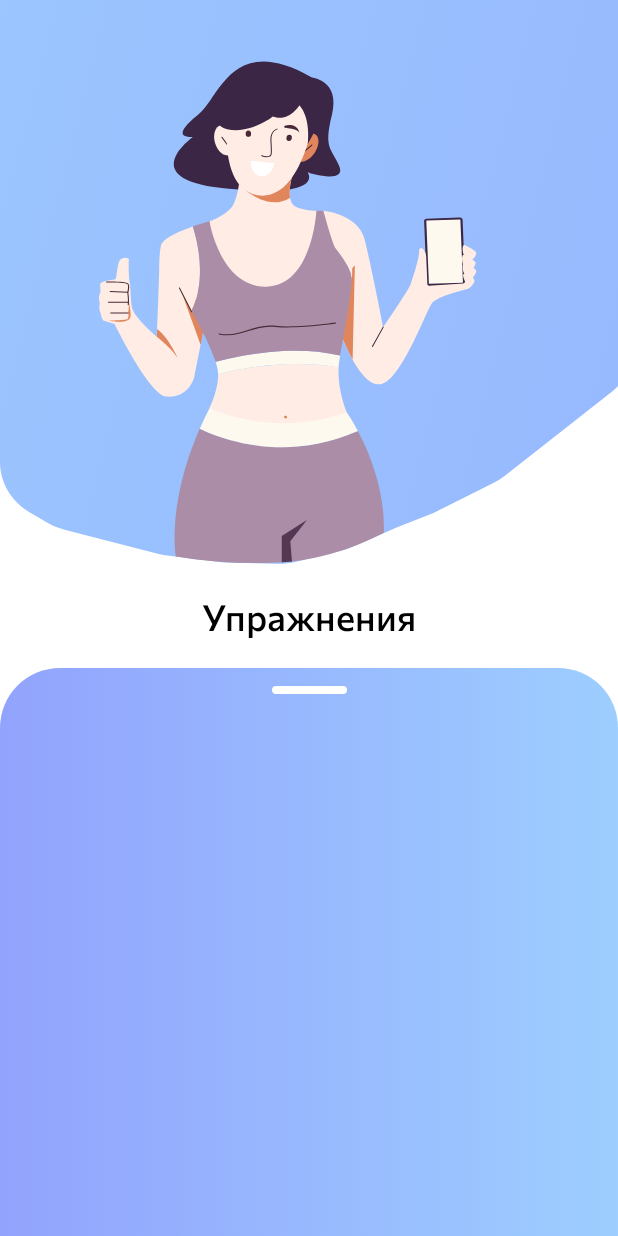
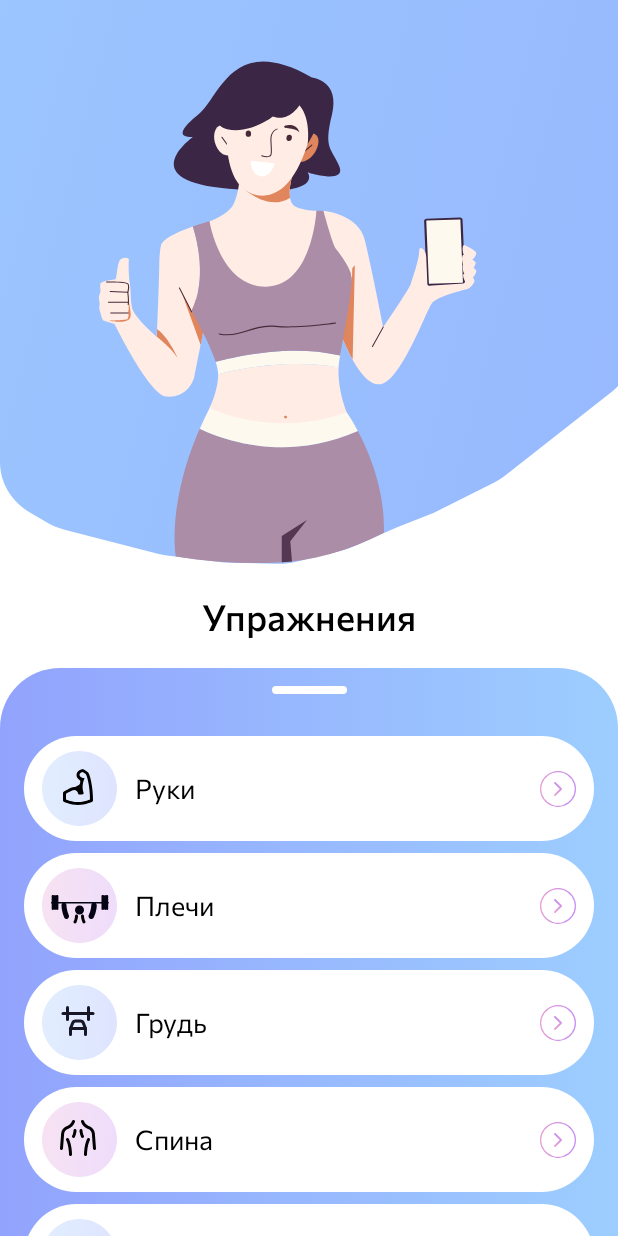
Before and after one commit to diman240798/FitnessApp-Compose, an Android app built with Jetpack Compose: the screen it shows after launch (MainActivity), on a phone screen of 412 x 824 dp. Run offline under Robolectric (Android 15) with nearby library versions, the phone set to English and light mode, and no system bars; our stand-ins replace accompanist.

Commit message:
exercises list

```diff
--- /dev/null
+++ b/app/src/main/java/com/yvkalume/fitnessapp/data/Exercises.kt
@@ -0,0 +1,13 @@
+package com.yvkalume.fitnessapp.data
+
+import com.yvkalume.fitnessapp.R
+
+enum class Exercises(val nameRes: Int, val imageRes: Int) {
+    HANDS(R.string.exercises_hands, R.drawable.ic_exercises_hands),
+    SHOULDERS(R.string.exercises_shoulders, R.drawable.ic_exercises_shoulders),
+    CHEST(R.string.exercises_chest, R.drawable.ic_exercises_chest),
+    BACK(R.string.exercises_back, R.drawable.ic_exercises_back),
+    LEGS(R.string.exercises_legs, R.drawable.ic_exercises_legs),
+    GLUTES(R.string.exercises_glutes, R.drawable.ic_exercises_glutes),
+    ABS(R.string.exercises_abs, R.drawable.ic_exercises_abs),
+}
--- a/app/src/main/java/com/yvkalume/fitnessapp/presentation/screen/ExercisesScreen.kt
+++ b/app/src/main/java/com/yvkalume/fitnessapp/presentation/screen/ExercisesScreen.kt
@@ -2,13 +2,17 @@ package com.yvkalume.fitnessapp.presentation.screen
 
 import androidx.compose.foundation.Image
 import androidx.compose.foundation.background
+import androidx.compose.foundation.layout.Arrangement
 import androidx.compose.foundation.layout.Box
 import androidx.compose.foundation.layout.Column
+import androidx.compose.foundation.layout.Row
+import androidx.compose.foundation.layout.fillMaxHeight
 import androidx.compose.foundation.layout.fillMaxSize
 import androidx.compose.foundation.layout.fillMaxWidth
 import androidx.compose.foundation.layout.height
 import androidx.compose.foundation.layout.padding
 import androidx.compose.foundation.layout.width
+import androidx.compose.foundation.lazy.LazyColumn
 import androidx.compose.foundation.shape.RoundedCornerShape
 import androidx.compose.material.Text
 import androidx.compose.runtime.Composable
@@ -18,11 +22,13 @@ import androidx.compose.ui.graphics.Brush
 import androidx.compose.ui.graphics.Color
 import androidx.compose.ui.graphics.vector.ImageVector
 import androidx.compose.ui.layout.ContentScale
+import androidx.compose.ui.res.stringResource
 import androidx.compose.ui.res.vectorResource
 import androidx.compose.ui.tooling.preview.Preview
 import androidx.compose.ui.unit.dp
 import com.google.accompanist.pager.ExperimentalPagerApi
 import com.yvkalume.fitnessapp.R
+import com.yvkalume.fitnessapp.data.Exercises
 import com.yvkalume.fitnessapp.presentation.theme.Typography
 
 
@@ -81,8 +87,60 @@ fun ExercisesScreen() {
                             shape = RoundedCornerShape(40.dp)
                         )
                 )
+
+                LazyColumn(
+                    modifier = Modifier
+                        .fillMaxWidth()
+                        .padding(16.dp, 16.dp, 16.dp),
+                    verticalArrangement = Arrangement.spacedBy(8.dp),
+                ) {
+                    Exercises.values().forEach { data ->
+                        item {
+                            ExerciseItem(data)
+                        }
+                    }
+                }
             }
         }
+    }
+}
+
+@Composable
+fun ExerciseItem(data: Exercises) {
+    Box(
+        modifier = Modifier
+            .fillMaxWidth()
+            .height(70.dp)
+            .background(Color.White, RoundedCornerShape(40.dp))
+    ) {
+        Row(
+            modifier = Modifier
+                .fillMaxHeight()
+                .padding(12.dp, 0.dp)
+        ) {
+            Image(
+                imageVector = ImageVector.vectorResource(id = data.imageRes),
+                contentDescription = "Android",
+                modifier = Modifier.align(Alignment.CenterVertically)
+            )
+
+            Text(
+                text = stringResource(id = data.nameRes),
+                style = Typography.body1,
+                color = Color.Black,
+                modifier = Modifier
+                    .align(Alignment.CenterVertically)
+                    .padding(12.dp, 0.dp)
+            )
+        }
+
+        Image(
+            imageVector = ImageVector.vectorResource(id = R.drawable.ic_next),
+            contentDescription = "Android",
+            modifier = Modifier
+                .align(Alignment.CenterEnd)
+                .padding(12.dp, 0.dp)
+        )
     }
 }
 
--- a/app/src/main/java/com/yvkalume/fitnessapp/presentation/theme/Type.kt
+++ b/app/src/main/java/com/yvkalume/fitnessapp/presentation/theme/Type.kt
@@ -20,7 +20,7 @@ val Typography = Typography(
     body1 = TextStyle(
         fontFamily = myFontFamily,
         fontWeight = FontWeight.Normal,
-        fontSize = 16.sp
+        fontSize = 18.sp
     ),
 
     h2 = TextStyle(
--- /dev/null
+++ b/app/src/main/res/drawable/ic_next.xml
@@ -0,0 +1,41 @@
+<vector xmlns:android="http://schemas.android.com/apk/res/android"
+    xmlns:aapt="http://schemas.android.com/aapt"
+    android:width="24dp"
+    android:height="24dp"
+    android:viewportWidth="24"
+    android:viewportHeight="24">
+  <path
+      android:pathData="M12,12m-11.6,0a11.6,11.6 0,1 1,23.2 0a11.6,11.6 0,1 1,-23.2 0"
+      android:strokeWidth="0.8"
+      android:fillColor="#ffffff">
+    <aapt:attr name="android:strokeColor">
+      <gradient
+          android:startX="24"
+          android:startY="24"
+          android:endX="-7.987"
+          android:endY="21.525"
+          android:type="linear">
+        <item android:offset="0" android:color="#FFC58BF2"/>
+        <item android:offset="1" android:color="#FFEEA4CE"/>
+      </gradient>
+    </aapt:attr>
+  </path>
+  <path
+      android:pathData="M9.958,7.917L14.042,12L9.958,16.083"
+      android:strokeLineJoin="round"
+      android:strokeWidth="1.2"
+      android:fillColor="#00000000"
+      android:strokeLineCap="round">
+    <aapt:attr name="android:strokeColor">
+      <gradient
+          android:startX="14.042"
+          android:startY="7.917"
+          android:endX="12.387"
+          android:endY="18.61"
+          android:type="linear">
+        <item android:offset="0" android:color="#FFC58BF2"/>
+        <item android:offset="1" android:color="#FFEEA4CE"/>
+      </gradient>
+    </aapt:attr>
+  </path>
+</vector>
--- a/app/src/main/res/values/arrays.xml
+++ b/app/src/main/res/values/arrays.xml
@@ -1,14 +1,5 @@
 <?xml version="1.0" encoding="utf-8"?>
 <resources>
-    <array name="sections_arr">
-        <item>Руки</item>
-        <item>Плечи</item>
-        <item>Грудь</item>
-        <item>Спина</item>
-        <item>Ноги</item>
-        <item>Ягодицы</item>
-        <item>Живот</item>
-    </array>
     <array name="programArr">
         <item>Programs for men</item>
         <item>Programs for women</item>
--- a/app/src/main/res/values/strings.xml
+++ b/app/src/main/res/values/strings.xml
@@ -1,6 +1,15 @@
 <?xml version="1.0" encoding="utf-8"?>
 <resources>
     <string name="app_name">FitnestX</string>
+
+    <string name="exercises_hands">Руки</string>
+    <string name="exercises_shoulders">Плечи</string>
+    <string name="exercises_chest">Грудь</string>
+    <string name="exercises_back">Спина</string>
+    <string name="exercises_legs">Ноги</string>
+    <string name="exercises_glutes">Ягодицы</string>
+    <string name="exercises_abs">Живот</string>
+
     <string name="common_google_play_services_install_title">Get Google Play services</string>
     <string name="common_google_play_services_install_text_phone">This app won\'t run without Google Play services, which are missing from your phone.</string>
     <string name="common_google_play_services_install_text_tablet">This app won\'t run without Google Play services, which are missing from your tablet.</string>
```
